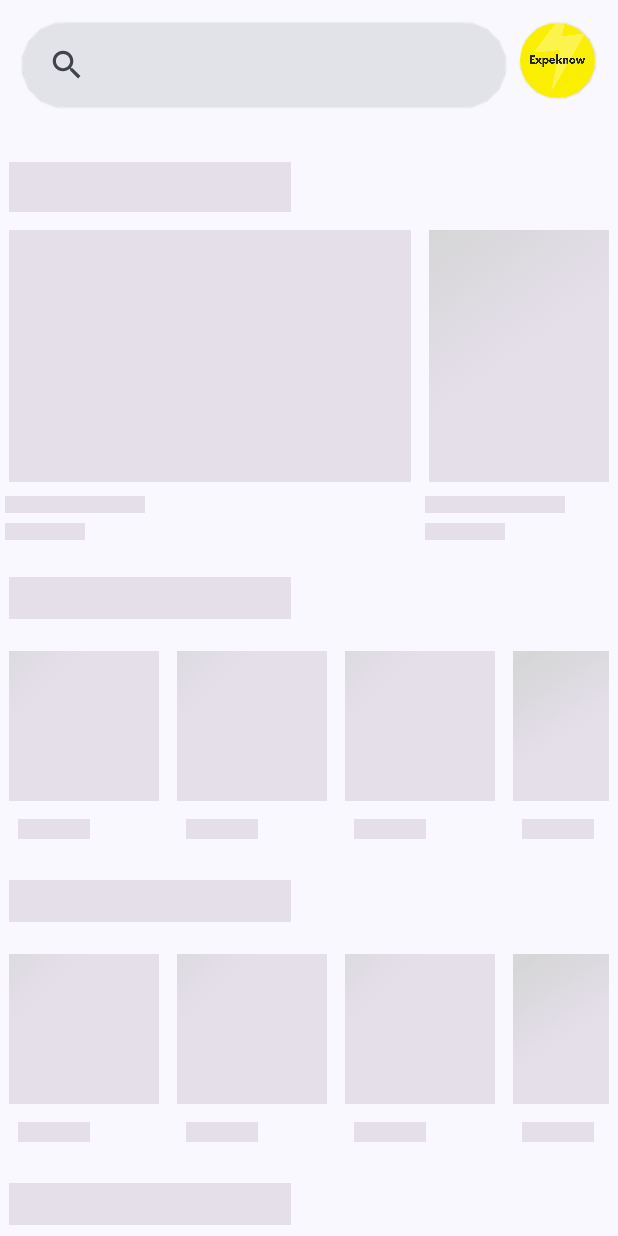
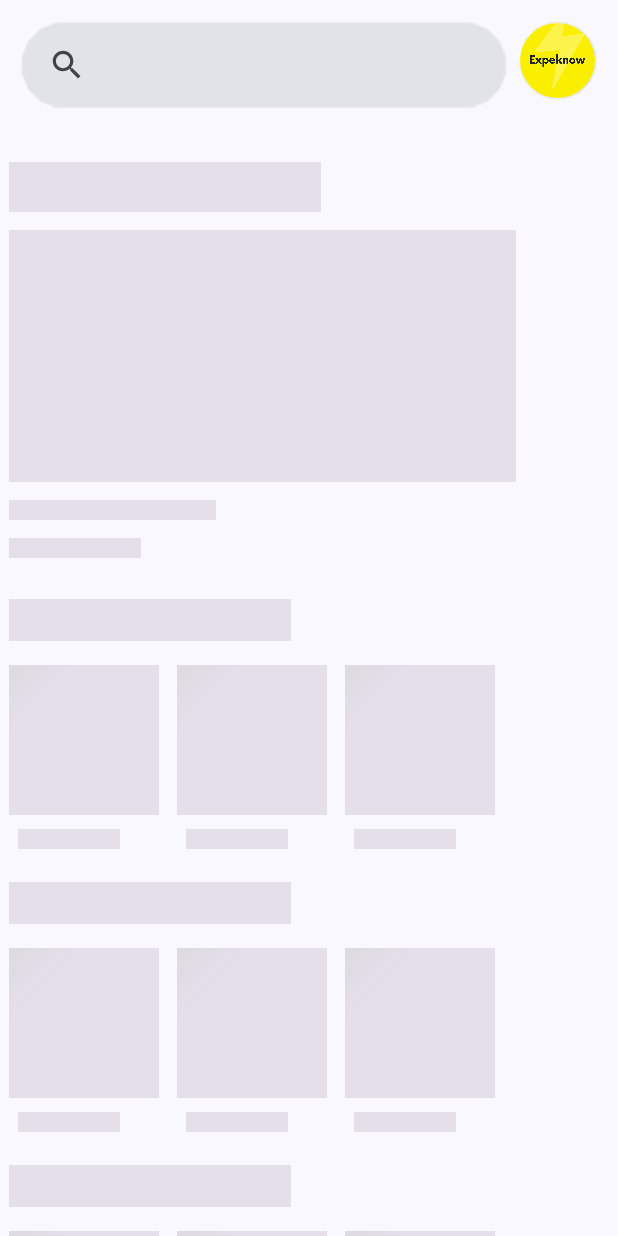
Before and after one commit to justatulcodes/expeknow_store, an Android app built with Jetpack Compose: the store screen opened through its navigation route, on a phone screen of 412 x 824 dp. Run offline under Robolectric (Android 15) with nearby library versions, the phone set to English and light mode, and no system bars; our stand-ins replace Shimmer; libraries missing offline, so code that uses them is left out: com.skydoves.landscapist.

Commit message:
shimmer effect fix for night mode

```diff
--- a/app/src/main/java/com/expeknow/store/Constants.kt
+++ b/app/src/main/java/com/expeknow/store/Constants.kt
@@ -1,8 +1,12 @@
 package com.expeknow.store
+
+import androidx.compose.ui.graphics.Color
 
 class Constants {
     val store : String = "store"
     val details: String = "details/{id}"
     val profile: String = "profile"
     val screenshot: String = "screenshotPage/{link}"
+    val lightModeBackgroundColor = Color(0xFFFEFAFE)
+    val darkModeBackgroundColor = Color(0xFF29282E)
 }
--- a/app/src/main/java/com/expeknow/store/ui/utilities/ShimmerModifier.kt
+++ b/app/src/main/java/com/expeknow/store/ui/utilities/ShimmerModifier.kt
@@ -5,6 +5,7 @@ import androidx.compose.animation.core.infiniteRepeatable
 import androidx.compose.animation.core.rememberInfiniteTransition
 import androidx.compose.animation.core.tween
 import androidx.compose.foundation.background
+import androidx.compose.foundation.isSystemInDarkTheme
 import androidx.compose.runtime.getValue
 import androidx.compose.runtime.mutableStateOf
 import androidx.compose.runtime.remember
@@ -30,13 +31,21 @@ fun Modifier.shimmerEffect(): Modifier = composed {
         )
     )
 
+    val lightModeColor = listOf(
+        Color(0xFFE5DFEA),
+        Color(0xE0D1D1D1),
+        Color(0xFFE5DFEA),
+    )
+    val darkModeColor = listOf(
+        Color(0xFF3D3C3C),
+        Color(0xFF505051),
+        Color(0xFF3D3C3C),
+    )
     background(
         brush = Brush.linearGradient(
-            colors = listOf(
-                Color(0xFFE5DFEA),
-                Color(0xE0D1D1D1),
-                Color(0xFFE5DFEA),
-            ),
+            colors =
+            if (isSystemInDarkTheme()) darkModeColor
+            else lightModeColor,
             start = Offset(startOffsetX, 0f),
             end = Offset(startOffsetX + size.width.toFloat(), size.height.toFloat())
         )
--- a/app/src/main/java/com/expeknow/store/widgets/ShimmeringAppRow.kt
+++ b/app/src/main/java/com/expeknow/store/widgets/ShimmeringAppRow.kt
@@ -25,7 +25,7 @@ fun ShimmeringAppRow() {
                 .shimmerEffect()
         )
         Row() {
-            repeat(5){
+            repeat(3){
                 AppRowItem()
             }
         }
@@ -36,17 +36,17 @@ fun ShimmeringAppRow() {
 @Composable
 fun AppRowItem() {
 
-    Column(modifier = Modifier.padding(horizontal = 6.dp, vertical = 15.dp)) {
+    Column(modifier = Modifier.padding(horizontal = 6.dp, vertical = 10.dp)) {
         Box(
             modifier = Modifier
                 .height(100.dp)
                 .width(100.dp)
                 .shimmerEffect()
         )
-        Spacer(modifier = Modifier.height(6.dp))
+        Spacer(modifier = Modifier.height(3.dp))
         Box(
             modifier = Modifier
-                .width(60.dp)
+                .width(80.dp)
                 .height(25.dp)
                 .padding(6.dp)
                 .shimmerEffect()
--- a/app/src/main/java/com/expeknow/store/widgets/ShimmeringFeaturedAppRow.kt
+++ b/app/src/main/java/com/expeknow/store/widgets/ShimmeringFeaturedAppRow.kt
@@ -5,8 +5,11 @@ import androidx.compose.animation.core.infiniteRepeatable
 import androidx.compose.animation.core.rememberInfiniteTransition
 import androidx.compose.animation.core.tween
 import androidx.compose.foundation.background
+import androidx.compose.foundation.isSystemInDarkTheme
 import androidx.compose.foundation.layout.*
 import androidx.compose.foundation.shape.CircleShape
+import androidx.compose.material3.Card
+import androidx.compose.material3.Text
 import androidx.compose.runtime.*
 import androidx.compose.ui.Modifier
 import androidx.compose.ui.composed
@@ -15,8 +18,11 @@ import androidx.compose.ui.geometry.Offset
 import androidx.compose.ui.graphics.Brush
 import androidx.compose.ui.graphics.Color
 import androidx.compose.ui.layout.onGloballyPositioned
+import androidx.compose.ui.res.colorResource
+import androidx.compose.ui.unit.Constraints
 import androidx.compose.ui.unit.IntSize
 import androidx.compose.ui.unit.dp
+import com.expeknow.store.Constants
 import com.expeknow.store.ui.utilities.shimmerEffect
 
 @Composable
@@ -25,12 +31,12 @@ fun ShimmeringFeaturedAppRow() {
             Box(
                 modifier = Modifier
                     .height(45.dp)
-                    .width(200.dp)
+                    .width(220.dp)
                     .padding(6.dp)
                     .shimmerEffect()
             )
             Row {
-                repeat(3) {
+                repeat(1) {
                     FeaturedAppRowItem()
                 }
             }
@@ -38,28 +44,27 @@ fun ShimmeringFeaturedAppRow() {
 }
 
 @Composable
-fun FeaturedAppRowItem() {
-
+fun FeaturedAppRowItem(modifier: Modifier = Modifier) {
     Column() {
         Box(
-            modifier = Modifier
-                .width(280.dp)
+            modifier = modifier
+                .width(350.dp)
                 .height(180.dp)
                 .padding(6.dp)
                 .shimmerEffect()
         )
         Box(
-            modifier = Modifier
-                .width(100.dp)
-                .height(18.dp)
-                .padding(3.dp)
+            modifier = modifier
+                .width(150.dp)
+                .height(25.dp)
+                .padding(6.dp)
                 .shimmerEffect()
         )
         Box(
-            modifier = Modifier
-                .width(60.dp)
-                .height(18.dp)
-                .padding(3.dp)
+            modifier = modifier
+                .width(100.dp)
+                .height(25.dp)
+                .padding(6.dp)
                 .shimmerEffect()
         )
     }
```
